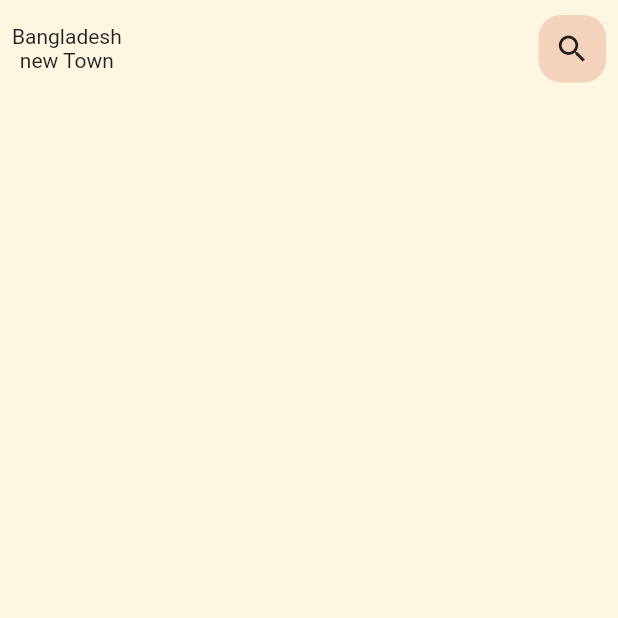
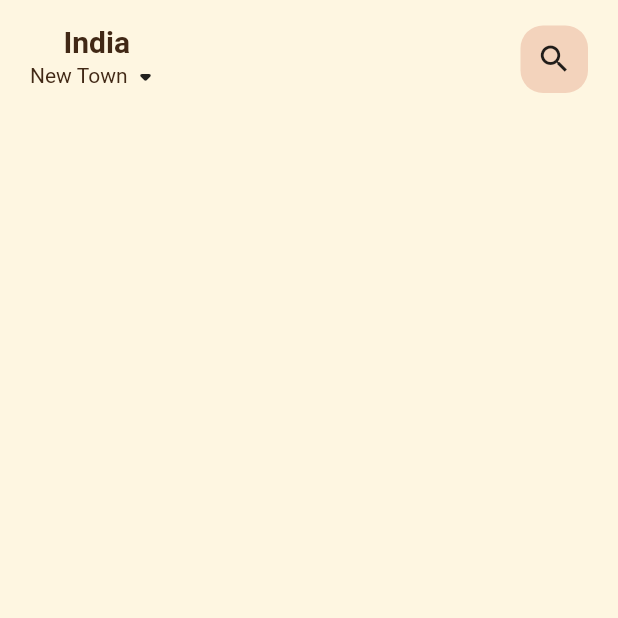
Before and after one commit to shagundubey29/MealMate, a Flutter app: the screen it shows after launch, on a phone screen of 412 x 824 dp, the top half of it. Run offline on Flutter 3.47's test engine with Material 2 defaults, Android fonts, the light colour scheme and no system bars.

Commit message:
Custom Text widget added

```diff
--- a/lib/screen/home/homeScreen.dart
+++ b/lib/screen/home/homeScreen.dart
@@ -1,5 +1,7 @@
 import 'package:flutter/material.dart';
 import 'package:flutter/src/widgets/framework.dart';
+import 'package:meal_mate/widgets/bigText.dart';
+import 'package:meal_mate/widgets/smallText.dart';
 
 import '../../util/appTheme.dart';
 
@@ -16,14 +18,21 @@ class HomeScreen extends StatelessWidget {
             child: Column(
               children: [
                 Padding(
-                  padding: const EdgeInsets.symmetric(horizontal: 8, vertical: 10),
+                  padding: const EdgeInsets.symmetric(horizontal: 20, vertical: 16),
                   child: Row(
                     mainAxisAlignment: MainAxisAlignment.spaceBetween,
                     children: [
                       Column(
                         children: [
-                          Text('Bangladesh'),
-                          Text('new Town'),
+                          BigText(text: 'India'),
+                          Row(
+                            children: [
+                              SmallText(text: 'New Town', color: AppColors.titleTextColor,),
+                              Icon(
+                                Icons.arrow_drop_down_rounded,
+                                )
+                            ],
+                          ),
                         ],
                       ),
                       Container(
--- /dev/null
+++ b/lib/widgets/bigText.dart
@@ -0,0 +1,30 @@
+import 'package:flutter/material.dart';
+import 'package:flutter/src/widgets/framework.dart';
+
+class BigText extends StatelessWidget {
+  final Color? color;
+  final String text;
+  double size;
+  TextOverflow overflow;
+
+  BigText({Key? key,
+    this.color = const Color(0xFF412815),
+    required this.text,
+    this.overflow=TextOverflow.ellipsis,
+    this.size=20}) : super(key: key);
+
+  @override
+  Widget build(BuildContext context) {
+    return Text(
+        text,
+        maxLines: 1,
+        overflow: overflow,
+        style: TextStyle(
+          fontSize: size,
+          fontFamily: 'Roboto',
+          color: color,
+          fontWeight: FontWeight.w600,
+        ),
+    );
+  }
+}
--- /dev/null
+++ b/lib/widgets/smallText.dart
@@ -0,0 +1,29 @@
+import 'package:flutter/src/widgets/framework.dart';
+import 'package:flutter/material.dart';
+
+class SmallText extends StatelessWidget {
+  final Color? color;
+  final String text;
+  double size;
+  double height;
+
+  SmallText({super.key,
+    this.color = const Color(0xFF8f837f),
+    required this.text,
+    this.size = 14,
+    this.height = 1.2});
+
+  @override
+  Widget build(BuildContext context) {
+    return Text(
+      text,
+      style: TextStyle(
+        fontSize: size,
+        fontFamily: 'Roboto',
+        color: color,
+        fontWeight: FontWeight.w400,
+        height: height,
+      ),
+    );
+  }
+}
```
